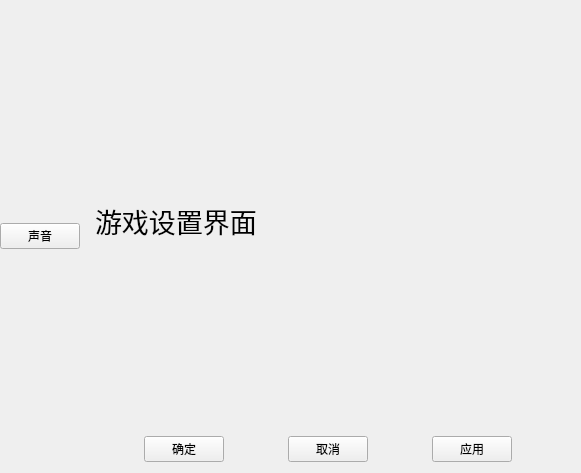
Before: the Qt Designer form src/ui/page/GameSettingWidget.ui in CodingRookie98/Sudoku-Solo, drawn with Qt 5.
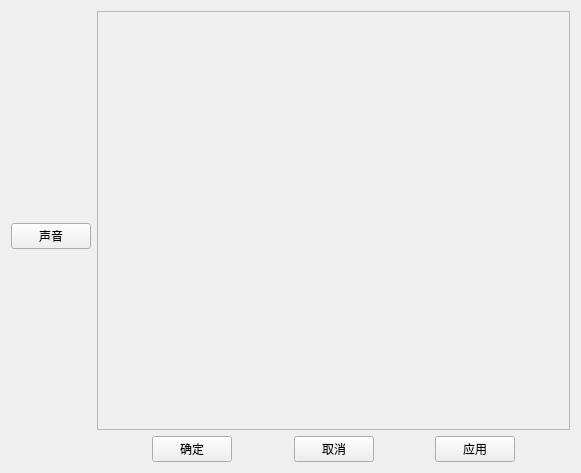
After: the same form once the commit is applied.

Commit message: feat: Add sound settings

Patch:
```diff
--- a/src/ui/page/GameSettingWidget.ui
+++ b/src/ui/page/GameSettingWidget.ui
@@ -13,10 +13,7 @@
   <property name="windowTitle">
    <string>Form</string>
   </property>
-  <layout class="QHBoxLayout" name="horizontalLayout_2" stretch="0,1">
-   <property name="leftMargin">
-    <number>0</number>
-   </property>
+  <layout class="QHBoxLayout" name="horizontalLayout_2">
    <item>
     <layout class="QVBoxLayout" name="verticalLayout_SettingOptions">
      <item>
@@ -29,29 +26,30 @@
     </layout>
    </item>
    <item>
-    <layout class="QVBoxLayout" name="verticalLayout" stretch="0,0">
+    <layout class="QVBoxLayout" name="verticalLayout">
      <item>
-      <widget class="QStackedWidget" name="stackedWidget">
-       <widget class="QWidget" name="stackedWidgetPage1">
-        <layout class="QGridLayout" name="gridLayout">
-         <item row="0" column="0">
-          <widget class="QLabel" name="label">
-           <property name="font">
-            <font>
-             <pointsize>20</pointsize>
-            </font>
-           </property>
-           <property name="text">
-            <string>游戏设置界面</string>
-           </property>
-          </widget>
-         </item>
-        </layout>
+      <widget class="QScrollArea" name="scrollArea">
+       <property name="widgetResizable">
+        <bool>true</bool>
+       </property>
+       <widget class="QWidget" name="scrollAreaWidgetContents">
+        <property name="geometry">
+         <rect>
+          <x>0</x>
+          <y>0</y>
+          <width>476</width>
+          <height>419</height>
+         </rect>
+        </property>
+        <property name="autoFillBackground">
+         <bool>false</bool>
+        </property>
+        <layout class="QVBoxLayout" name="verticalLayout_2"/>
        </widget>
       </widget>
      </item>
      <item>
-      <layout class="QHBoxLayout" name="horizontalLayout" stretch="0,0,0,0,0,0,0">
+      <layout class="QHBoxLayout" name="horizontalLayout">
        <item>
         <spacer name="horizontalSpacer_3">
          <property name="orientation">
```
The commit also changes 6 other files.
